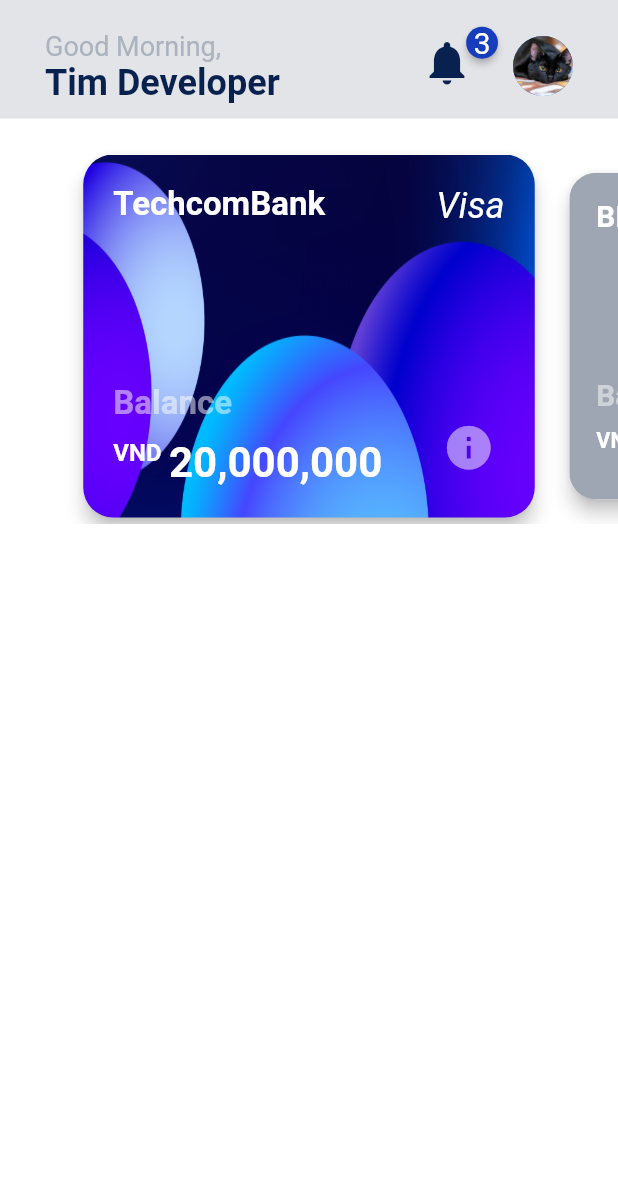
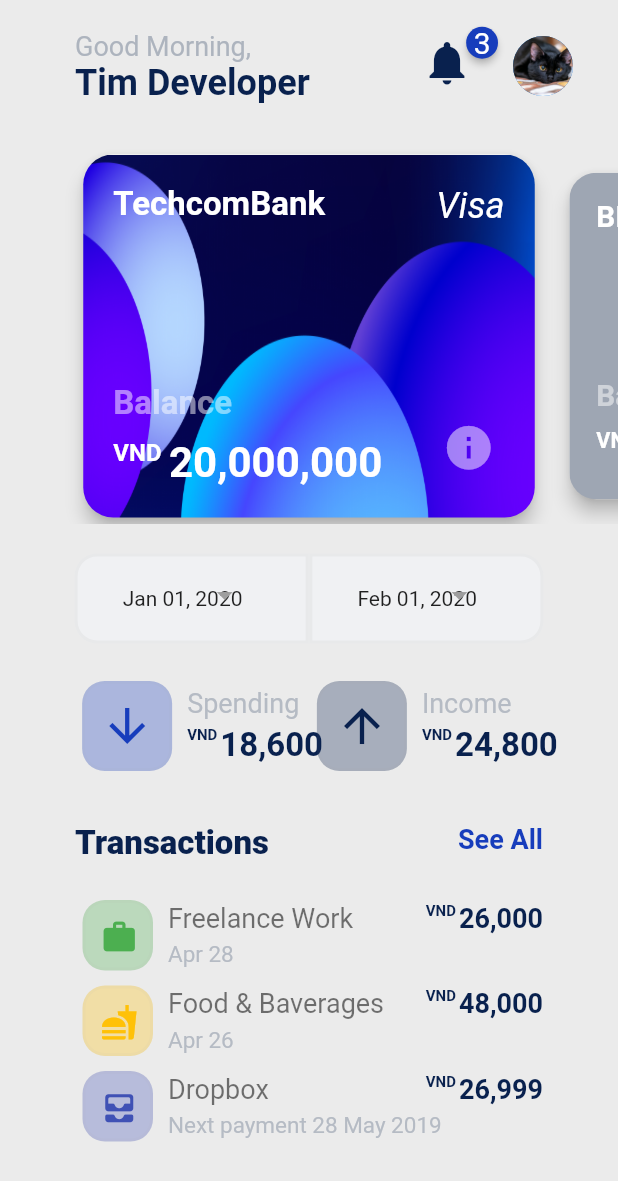
Before and after one commit to TimDeveloper97/Flutter, a Flutter app: the MyHomePage screen opened directly, on a phone screen of 412 x 824 dp. Shown: the top 1181 px of the screen. Run offline on Flutter 3.47's test engine with Material 2 defaults, Android fonts, the phone set to English and light mode, and no system bars; drawn by our look-alikes of badges; our stand-ins replace flutter_datetime_picker, shimmer.

Commit message:
update home view transaction

```diff
--- /dev/null
+++ b/Finance/lib/home/bugget.dart
@@ -0,0 +1,118 @@
+import 'package:finance/shares/my_colors.dart';
+import 'package:flutter/material.dart';
+import 'package:intl/intl.dart';
+
+final oCcy = NumberFormat("#,##0", "en_US");
+
+class BudgetAccount extends StatefulWidget {
+  final String _spending;
+  final String _income;
+  late double _width;
+  late double _height;
+
+  BudgetAccount(this._spending, this._income, {Key? key}) : super(key: key);
+
+  @override
+  _BudgetAccount createState() => _BudgetAccount();
+}
+
+class _BudgetAccount extends State<BudgetAccount> {
+  @override
+  Widget build(BuildContext context) {
+    widget._width = MediaQuery.of(context).size.width / 2 - 50;
+    widget._height = 60;
+    return Row(
+      mainAxisAlignment: MainAxisAlignment.center,
+      children: [
+        SizedBox(
+          width: widget._width,
+          child: itemView(
+              const Icon(
+                Icons.arrow_downward_outlined,
+                color: MyColors.blue,
+                size: 36,
+              ),
+              'Spending',
+              widget._spending),
+        ),
+        const SizedBox(
+          width: 0.5,
+        ),
+        SizedBox(
+          width: widget._width,
+          child: itemView(
+              const Icon(
+                Icons.arrow_upward_outlined,
+                color: MyColors.primary,
+                size: 36,
+              ),
+              'Income',
+              widget._income),
+        ),
+      ],
+    );
+  }
+}
+
+Widget itemView(Icon icon, String title, String des) {
+  return Row(
+    children: [
+      Container(
+        width: 60,
+        margin: const EdgeInsets.all(5),
+        padding: const EdgeInsets.all(10),
+        decoration: BoxDecoration(
+          borderRadius: const BorderRadius.all(Radius.circular(15)),
+          color: icon.color?.withOpacity(0.3),
+          border: Border.all(color: Colors.grey.withOpacity(0.05), width: 2),
+        ),
+        child: Align(
+          alignment: Alignment.centerLeft,
+          child: icon,
+        ),
+      ),
+      const SizedBox(
+        width: 5,
+      ),
+      Align(
+        alignment: Alignment.topRight,
+        child: Column(
+          crossAxisAlignment: CrossAxisAlignment.start,
+          children: [
+            Text(
+              title,
+              style: TextStyle(
+                color: MyColors.gray.withOpacity(0.7),
+                fontSize: 18,
+              ),
+            ),
+            const Padding(padding: EdgeInsets.only(bottom: 5)),
+            Row(
+              crossAxisAlignment: CrossAxisAlignment.start,
+              mainAxisAlignment: MainAxisAlignment.start,
+              children: [
+                const Text(
+                  'VND',
+                  style: TextStyle(
+                    color: MyColors.primary,
+                    fontSize: 10,
+                    fontWeight: FontWeight.bold,
+                  ),
+                ),
+                const Padding(padding: EdgeInsets.only(right: 2)),
+                Text(
+                  oCcy.format(int.parse(des)),
+                  style: const TextStyle(
+                    color: MyColors.primary,
+                    fontSize: 22,
+                    fontWeight: FontWeight.bold,
+                  ),
+                ),
+              ],
+            )
+          ],
+        ),
+      ),
+    ],
+  );
+}
--- /dev/null
+++ b/Finance/lib/home/date_time_picker.dart
@@ -0,0 +1,56 @@
+import 'package:flutter/material.dart';
+import 'package:flutter_datetime_picker/flutter_datetime_picker.dart';
+import 'package:intl/intl.dart';
+import '../shares/my_colors.dart';
+
+class DateTimePicker extends StatefulWidget {
+  late DateTime _time;
+
+  DateTimePicker(DateTime t, {Key? key}) : super(key: key){
+    _time = t;
+  }
+
+  @override
+  _DateTimePicker createState() => _DateTimePicker();
+}
+
+class _DateTimePicker extends State<DateTimePicker> {
+  @override
+  Widget build(BuildContext context) {
+    return Stack(
+      fit: StackFit.expand,
+      children: [
+        Align(
+          alignment: Alignment.centerLeft,
+          child: Text(
+            DateFormat('MMM dd, yyyy').format(widget._time),
+          ),
+        ),
+        Align(
+          alignment: Alignment.centerRight,
+          child: IconButton(
+            icon: const Icon(Icons.arrow_drop_down_sharp, size: 25, color: Colors.grey),
+            splashRadius: 20,
+            color: Colors.transparent,
+            padding: const EdgeInsets.only(bottom: 5),
+            hoverColor: MyColors.gray.withOpacity(0.5),
+            focusColor: MyColors.gray.withOpacity(0.5),
+            onPressed: () {
+              DatePicker.showDatePicker(context, showTitleActions: true, minTime: DateTime(2020, 1, 1), onChanged: (date) {
+                print('change $date');
+              }, onConfirm: (date) {
+                print('confirm $date');
+
+                setState(() {
+                  widget._time = date;
+                  print('time confirm: ${widget._time}');
+                });
+              }, currentTime: DateTime.now(), locale: LocaleType.en);
+
+            },
+          ),
+        ),
+      ],
+    );
+  }
+}
--- /dev/null
+++ b/Finance/lib/home/date_timeline.dart
@@ -0,0 +1,70 @@
+import 'package:finance/shares/my_colors.dart';
+import 'package:flutter/material.dart';
+import 'date_time_picker.dart';
+
+class DateTimeLine extends StatefulWidget {
+  DateTimeLine({Key? key}) : super(key: key);
+
+  late double _width;
+  late double _height;
+  late DateTime _tStart;
+  late DateTime _tFinish;
+
+  @override
+  _DateTimeLineState createState() => _DateTimeLineState();
+}
+
+class _DateTimeLineState extends State<DateTimeLine> {
+
+  @override
+  Widget build(BuildContext context) {
+    widget._width = MediaQuery.of(context).size.width / 2 - 50;
+    widget._height = 60;
+    return Row(
+      mainAxisAlignment: MainAxisAlignment.center,
+      children: [
+        timeStart(widget._width, widget._height, widget._tStart),
+        const SizedBox(
+          width: 0.5,
+        ),
+        timeFinish(widget._width, widget._height, widget._tFinish),
+      ],
+    );
+  }
+
+  @override
+  void initState() {
+    widget._tStart = DateTime(2020, 1, 1);
+    widget._tFinish = DateTime(2020, 2, 1);
+  }
+}
+
+Widget timeStart(double width, double height, DateTime _tStart) {
+  return Container(
+    alignment: Alignment.topLeft,
+    width: width,
+    height: height,
+    padding: const EdgeInsets.only(right: 30, left: 30),
+    decoration: BoxDecoration(
+      borderRadius: const BorderRadius.only(topLeft: Radius.circular(15), bottomLeft: Radius.circular(15)),
+      color: MyColors.whiteSmoke,
+      border: Border.all(color: Colors.grey.withOpacity(0.1), width: 2),
+    ),
+    child: DateTimePicker(_tStart),
+  );
+}
+
+Widget timeFinish(double width, double height, DateTime _tFinish) {
+  return Container(
+    alignment: Alignment.topLeft,
+    width: width,
+    height: height,
+    padding: const EdgeInsets.only(right: 30, left: 30),
+    decoration: BoxDecoration(
+      borderRadius: const BorderRadius.only(topRight: Radius.circular(15), bottomRight: Radius.circular(15)),
+      color: MyColors.whiteSmoke,
+      border: Border.all(color: Colors.grey.withOpacity(0.1), width: 2),
+    ),
+    child: DateTimePicker(_tFinish),
+  );
+}
--- a/Finance/lib/home/home_view.dart
+++ b/Finance/lib/home/home_view.dart
@@ -1,6 +1,7 @@
-import 'dart:math';
-
+import 'package:finance/home/bugget.dart';
 import 'package:finance/home/card_slider.dart';
+import 'package:finance/home/date_timeline.dart';
+import 'package:finance/home/transaction_view.dart';
 import 'package:flutter/material.dart';
 import '../shares/my_colors.dart';
 import 'package:badges/badges.dart';
@@ -22,7 +23,7 @@
   @override
   Widget build(BuildContext context) {
     return Scaffold(
-      backgroundColor: Colors.transparent,
+      backgroundColor: MyColors.appBackground,
       body: SafeArea(
         child: Column(
           crossAxisAlignment: CrossAxisAlignment.stretch,
@@ -33,6 +34,7 @@
             //Body Container
             Expanded(
               child: SingleChildScrollView(
+                physics: const ScrollPhysics(),
                 padding: const EdgeInsets.only(top: 20),
                 child: body(context),
               ),
@@ -49,8 +51,7 @@
 
 Widget header() {
   return Container(
-    color: MyColors.gray.withOpacity(0.3),
-    padding: const EdgeInsets.only(left: 30, top: 20, right: 30, bottom: 10),
+    padding: const EdgeInsets.only(left: 50, top: 20, right: 30, bottom: 10),
     child: Stack(
       children: [
         Column(
@@ -107,8 +108,19 @@
 }
 
 Widget body(BuildContext context) {
-  return Container(
-    child: CardSlider(),
+  return Column(
+    children: [
+      CardSlider(),
+      const Padding(padding: EdgeInsets.only(top: 20)),
+      DateTimeLine(),
+      const Padding(padding: EdgeInsets.only(top: 20)),
+      BudgetAccount('18600', '24800'),
+      const Padding(padding: EdgeInsets.only(top: 30)),
+      Container(
+        margin: const EdgeInsets.only(right: 50, left: 50),
+        child: TransactionView(),
+      ),
+    ],
   );
 }
 
--- /dev/null
+++ b/Finance/lib/home/transaction_view.dart
@@ -0,0 +1,173 @@
+import 'package:finance/models/transaction.dart';
+import 'package:flutter/material.dart';
+import '../shares/my_colors.dart';
+import 'package:intl/intl.dart';
+
+final oCcy = NumberFormat("#,##0", "en_US");
+
+class TransactionView extends StatefulWidget {
+  TransactionView({Key? key}) : super(key: key);
+  List<Transaction> _transactions = [];
+
+  @override
+  _TransactionView createState() => _TransactionView();
+}
+
+class _TransactionView extends State<TransactionView> {
+  @override
+  Widget build(BuildContext context) {
+    return Column(
+      children: [
+        Stack(
+          children: [
+            const Align(
+              alignment: Alignment.topLeft,
+              child: Text(
+                'Transactions',
+                style: TextStyle(
+                  color: MyColors.primary,
+                  fontSize: 22,
+                  fontWeight: FontWeight.w900,
+                ),
+              ),
+            ),
+            Align(
+              alignment: Alignment.topRight,
+              child: InkWell(
+                onTap: () { print('see all click'); },
+                child: const Text(
+                  'See All',
+                  style: TextStyle(
+                    color: MyColors.blue,
+                    fontSize: 18,
+                    fontWeight: FontWeight.bold,
+                  ),
+                ),
+              ),
+            ),
+          ],
+        ),
+        const Padding(padding: EdgeInsets.only(bottom: 20)),
+        ListView.builder(
+          itemCount: widget._transactions.length,
+          shrinkWrap: true,
+          itemBuilder: (context, index) {
+            final item = widget._transactions[index];
+            return itemView(
+                item.icon,
+                item.title,
+                item.description,
+                item.money);
+          },
+        ),
+      ],
+    );
+  }
+
+  @override
+  void initState() {
+    widget._transactions = [
+      Transaction(const Icon(
+        Icons.work,
+        color: Colors.green,
+        size: 25,
+      ),'Freelance Work', 'Apr 28', '26000'),
+      Transaction(const Icon(
+        Icons.fastfood,
+        color: Colors.amber,
+        size: 25,
+      ),'Food & Baverages', 'Apr 26', '48000'),
+      Transaction(const Icon(
+        Icons.all_inbox_rounded,
+        color: Colors.indigo,
+        size: 25,
+      ),'Dropbox', 'Next payment 28 May 2019', '26999'),
+    ];
+  }
+}
+
+Widget itemView(Icon icon, String title, String des, String money) {
+  return Row(
+    children: [
+      Container(
+        width: 47,
+        height: 47,
+        margin: const EdgeInsets.all(5),
+        padding: const EdgeInsets.all(10),
+        decoration: BoxDecoration(
+          borderRadius: const BorderRadius.all(Radius.circular(15)),
+          color: icon.color?.withOpacity(0.3),
+          border: Border.all(color: Colors.grey.withOpacity(0.05), width: 2),
+        ),
+        child: Align(
+          alignment: Alignment.centerLeft,
+          child: icon,
+        ),
+      ),
+      const SizedBox(
+        width: 5,
+      ),
+      Expanded(
+        child: Align(
+          alignment: Alignment.topRight,
+          child: Column(
+            crossAxisAlignment: CrossAxisAlignment.stretch,
+            children: [
+              Stack(
+                children: [
+                  Align(
+                    alignment: Alignment.centerLeft,
+                    child: Text(
+                      title,
+                      style: const TextStyle(
+                        color: Colors.black54,
+                        fontSize: 18,
+                      ),
+                    ),
+                  ),
+                  Align(
+                    alignment: Alignment.centerRight,
+                    child: Row(
+                      crossAxisAlignment: CrossAxisAlignment.start,
+                      mainAxisAlignment: MainAxisAlignment.end,
+                      children: [
+                        const Text(
+                          'VND',
+                          style: TextStyle(
+                            color: MyColors.primary,
+                            fontSize: 10,
+                            fontWeight: FontWeight.bold,
+                          ),
+                        ),
+                        const Padding(padding: EdgeInsets.only(right: 2)),
+                        Text(
+                          oCcy.format(int.parse(money)),
+                          style: const TextStyle(
+                            color: MyColors.primary,
+                            fontSize: 18,
+                            fontWeight: FontWeight.bold,
+                          ),
+                        ),
+                      ],
+                    ),
+                  )
+                ],
+              ),
+              const Padding(padding: EdgeInsets.only(bottom: 5)),
+              Align(
+                alignment: Alignment.centerLeft,
+                child: Text(
+                  des,
+                  style: TextStyle(
+                    color: MyColors.gray.withOpacity(0.7),
+                    fontSize: 15,
+                  ),
+                ),
+              )
+            ],
+          ),
+        ),
+      )
+    ],
+  );
+}
--- a/Finance/lib/login/login_view.dart
+++ b/Finance/lib/login/login_view.dart
@@ -10,7 +10,7 @@
   @override
   Widget build(BuildContext context) {
     return Scaffold(
-      backgroundColor: MyColors.App,
+      backgroundColor: MyColors.app,
       body: Container(
         margin: const EdgeInsets.all(20),
         child: Align(
@@ -129,7 +129,7 @@
     child: OutlinedButton(
       onPressed: () => callback(),
       style: OutlinedButton.styleFrom(
-        primary: MyColors.App,
+        primary: MyColors.app,
         backgroundColor: Colors.white,
         shape: RoundedRectangleBorder(
           borderRadius: BorderRadius.circular(10.0),
@@ -165,7 +165,7 @@
       onPressed: () => callback(),
       style: OutlinedButton.styleFrom(
         primary: Colors.white,
-        backgroundColor: MyColors.App,
+        backgroundColor: MyColors.app,
         shape: RoundedRectangleBorder(
           borderRadius: BorderRadius.circular(10.0),
         ),
--- /dev/null
+++ b/Finance/lib/models/transaction.dart
@@ -0,0 +1,10 @@
+import 'package:flutter/cupertino.dart';
+
+class Transaction{
+  String title;
+  String description;
+  String money;
+  Icon icon;
+
+  Transaction(this.icon, this.title, this.description, this.money);
+}
--- a/Finance/lib/shares/my_colors.dart
+++ b/Finance/lib/shares/my_colors.dart
@@ -3,8 +3,10 @@
 class MyColors {
   MyColors._();
 
-  static const Color App = Color(0xFF646af2);
+  static const Color app = Color(0xFF646af2);
+  static const Color appBackground = Color(0xFFebebeb);
   static const Color primary = Color(0xFF09214e);
   static const Color gray = Color(0xFF9ea6b3);
   static const Color blue = Color(0xFF173dbc);
+  static const Color whiteSmoke = Color(0xFFf0f1f3);
 }
--- a/Finance/pubspec.yaml
+++ b/Finance/pubspec.yaml
@@ -28,6 +28,10 @@
 # versions available, run `flutter pub outdated`.
 dependencies:
   badges: ^2.0.2
+  flutter_datetime_picker:
+    git:
+      url: https://github.com/AlexHartford/flutter_datetime_picker.git
+      ref: master
   flutter:
     sdk: flutter
 
```
Also changed, not shown: Finance/pubspec.lock.
